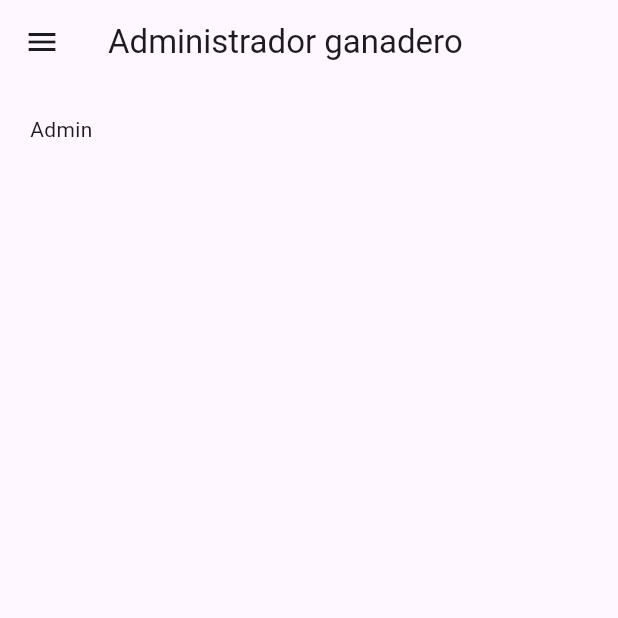
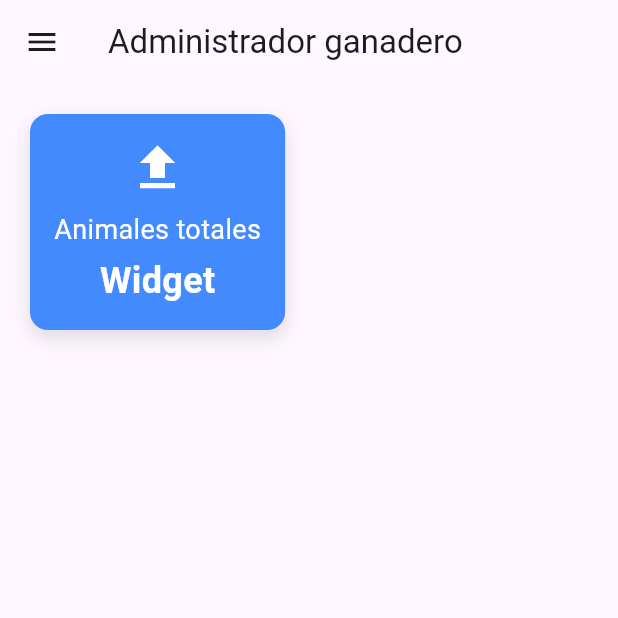
Before and after one commit to ricardober93/flutter_ganadmin, a Flutter app: the screen it shows after launch, on a phone screen of 412 x 824 dp, the top half of it. Run offline on Flutter 3.47's test engine with Material 3 defaults, Android fonts, the phone set to English and light mode, and no system bars; our stand-ins replace drift, drift_flutter, get, shimmer; accounts and stored records are empty; generated files the repository leaves out were written again; statements that could not run were skipped.

Commit message:
se muestarn la cantidad de animales creados en el home

```diff
--- a/lib/controllers/home_controller.dart
+++ b/lib/controllers/home_controller.dart
@@ -1,5 +1,26 @@
+
+import 'package:admin_animal_flutter/controllers/database_controller.dart';
 import 'package:get/get.dart';
 
 class HomeController extends GetxController {
+  var isLoading = false.obs;
   final String title = 'Administrador ganadero';
+  var database = Get.put(DatabaseController());
+
+  var animaCount = '0'.obs;
+
+  Future<void> countTotalAnimal() async {
+    isLoading.value = true;
+    var count = await database.db.managers.animalEntries.count();
+    animaCount.value = count.toString();
+    isLoading.value = false;
+  }
+
+
+  @override
+  void onInit() async  {
+    await countTotalAnimal();
+    super.onInit();
+  }
+
 }
--- a/lib/pages/animal_page.dart
+++ b/lib/pages/animal_page.dart
@@ -19,7 +19,7 @@ class AnimalPage extends StatelessWidget {
         title: const Text('Lista de Animales'),
       ),
       body: Obx(() {
-        if (ctr.isLoading.value) {
+        if (!ctr.isLoading.value) {
           return const Center(
             child:  CircularProgressIndicator(
               color: Colors.green,
--- a/lib/pages/home_page.dart
+++ b/lib/pages/home_page.dart
@@ -1,4 +1,6 @@
 import 'package:admin_animal_flutter/controllers/home_controller.dart';
+import 'package:admin_animal_flutter/widgets/AnimalStat.dart';
+import 'package:admin_animal_flutter/widgets/AnimalStatSkeleton.dart';
 import 'package:admin_animal_flutter/widgets/Drawer.dart';
 import 'package:flutter/material.dart';
 import 'package:get/get.dart';
@@ -17,7 +19,22 @@ class HomePage extends StatelessWidget {
       ),
       body: Container(
         padding: const EdgeInsets.all(20),
-        child: const Text('Admin'), // just call `controller.something`
+        child: Wrap(
+          children: [
+            Obx(() {
+              if (controller.isLoading.value) {
+                return const AnimalStatSkeleton();
+              } else {
+                return AnimalStat(
+                  count: controller.animaCount.value,
+                  icon: Icons.upload,
+                  title: 'Animales totales',
+                );
+
+              }
+            })
+          ],
+        ), // just call `controller.something`
       ),
     );
   }
--- /dev/null
+++ b/lib/widgets/AnimalStat.dart
@@ -0,0 +1,59 @@
+import 'package:flutter/material.dart';
+
+class AnimalStat extends StatelessWidget {
+  final String title;
+  final String count;
+  final IconData icon;
+
+  const AnimalStat({
+    super.key,
+    required this.title,
+    required this.count,
+    required this.icon,
+  });
+
+  @override
+  Widget build(BuildContext context) {
+    return Container(
+      padding: const EdgeInsets.all(16.0),
+      decoration: BoxDecoration(
+        color: Colors.blueAccent,
+        borderRadius: BorderRadius.circular(12),
+        boxShadow: const [
+          BoxShadow(
+            color: Colors.black12,
+            blurRadius: 10,
+            offset: Offset(0, 5),
+          ),
+        ],
+      ),
+      child: Column(
+        mainAxisSize: MainAxisSize.min,
+        children: [
+          Icon(
+            icon,
+            size: 40,
+            color: Colors.white,
+          ),
+          const SizedBox(height: 8),
+          Text(
+            title,
+            style: const TextStyle(
+              fontSize: 18,
+              color: Colors.white,
+            ),
+          ),
+          const SizedBox(height: 4),
+          Text(
+            count,
+            style: const TextStyle(
+              fontSize: 24,
+              fontWeight: FontWeight.bold,
+              color: Colors.white,
+            ),
+          ),
+        ],
+      ),
+    );
+  }
+}
--- a/pubspec.yaml
+++ b/pubspec.yaml
@@ -41,6 +41,7 @@ dependencies:
   drift: ^2.20.3
   drift_flutter: ^0.2.0
   intl: ^0.19.0
+  shimmer: ^2.0.0
 
 dev_dependencies:
   drift_dev: ^2.20.3
```
Also changed, not shown: lib/controllers/animal_controller.dart (+3 -5 lines), lib/controllers/create_animal_controller.dart (+34 -15 lines), lib/pages/create_animal.dart (+15 -47 lines), lib/widgets/AnimalSearchField.dart (added, +91 -0 lines), lib/widgets/AnimalStatSkeleton.dart (added, +46 -0 lines), lib/db/db.g.dart, pubspec.lock.
